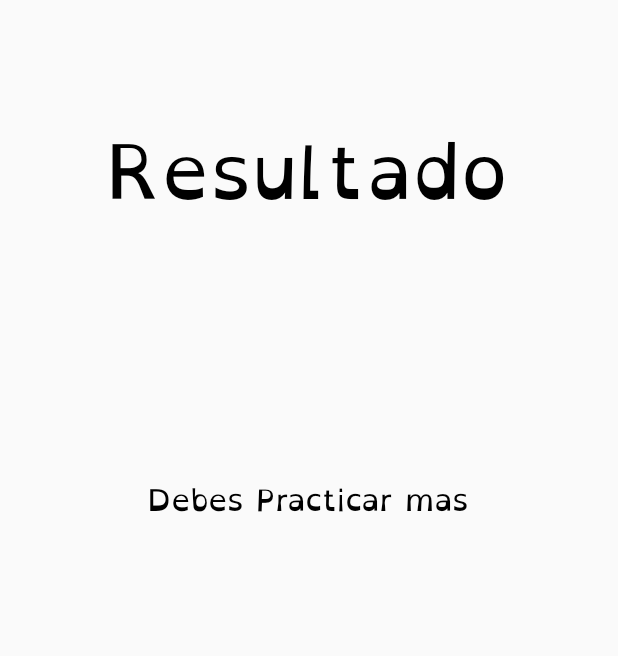
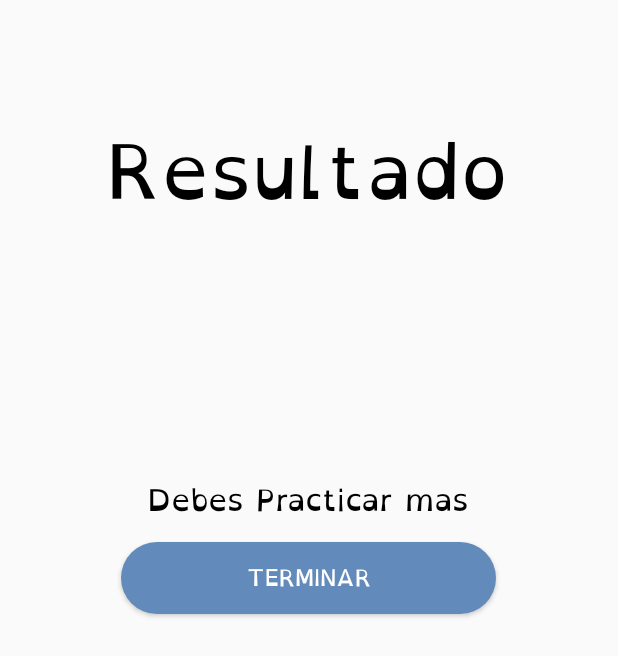
Before and after one commit to JPabloMNKS/Dislexia, an Android app: the ResultadoSilabasActivity screen opened directly, with no data from a screen before it, on a phone screen of 412 x 824 dp. Shown: the top 656 px of the screen. Run offline under Robolectric (Android 15) with nearby library versions, the phone set to English and light mode, and no system bars; 1 statement that could not run was skipped.

Commit message:
aumentado boton de terminar juego de silabas y sonidos

```diff
--- a/app/src/main/java/com/example/jpablo/dislexia/ResultadoSilabasActivity.java
+++ b/app/src/main/java/com/example/jpablo/dislexia/ResultadoSilabasActivity.java
@@ -1,12 +1,17 @@
 package com.example.jpablo.dislexia;
 
+import android.content.Intent;
 import android.support.v7.app.AppCompatActivity;
 import android.os.Bundle;
+import android.view.View;
+import android.widget.Button;
 import android.widget.TextView;
 
-public class ResultadoSilabasActivity extends AppCompatActivity {
+public class ResultadoSilabasActivity extends AppCompatActivity implements View.OnClickListener {
 
     TextView resultado,resultadoConsejo;
+    Button terminar;
+
     @Override
     protected void onCreate(Bundle savedInstanceState) {
         super.onCreate(savedInstanceState);
@@ -14,6 +19,9 @@ public class ResultadoSilabasActivity extends AppCompatActivity {
 
         resultado = findViewById(R.id.txt_puntaje_silabas);
         resultadoConsejo = findViewById(R.id.txt_resultado_silabas);
+        terminar = findViewById(R.id.btn_terminar_silabas);
+
+        terminar.setOnClickListener(this);
 
         Bundle bundle = getIntent().getExtras();
 
@@ -42,4 +50,9 @@ public class ResultadoSilabasActivity extends AppCompatActivity {
 
 
     }
+
+    @Override
+    public void onClick(View v) {
+        finish();
+    }
 }
--- a/app/src/main/res/layout/activity_resultado_silabas.xml
+++ b/app/src/main/res/layout/activity_resultado_silabas.xml
@@ -33,4 +33,12 @@
         android:layout_width="wrap_content"
         android:layout_height="wrap_content" />
 
+    <Button
+        style="@style/button_style"
+        android:id="@+id/btn_terminar_silabas"
+        android:onClick="onClick"
+        android:text="TERMINAR"
+        android:layout_width="250dp"
+        android:layout_height="wrap_content" />
+
 </LinearLayout>
```
Also changed, not shown: app/src/main/java/com/example/jpablo/dislexia/ResultadoSonidoActivity.java (+11 -2 lines), app/src/main/res/layout/activity_resultado_sonido.xml (+8 -0 lines).
